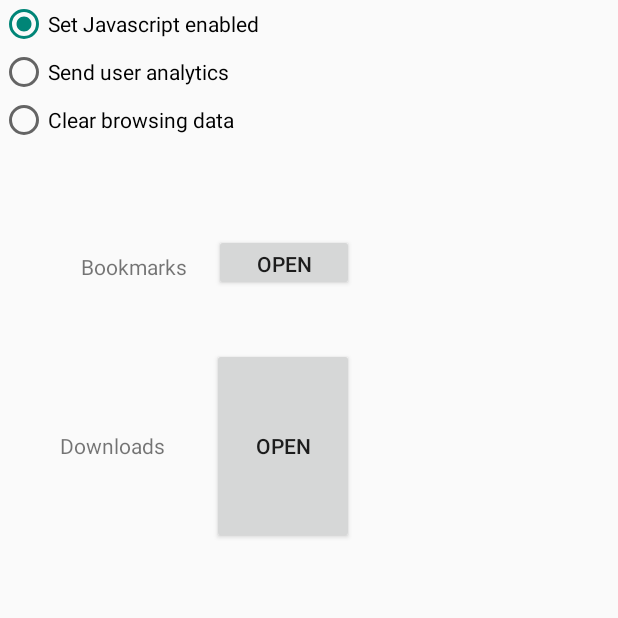
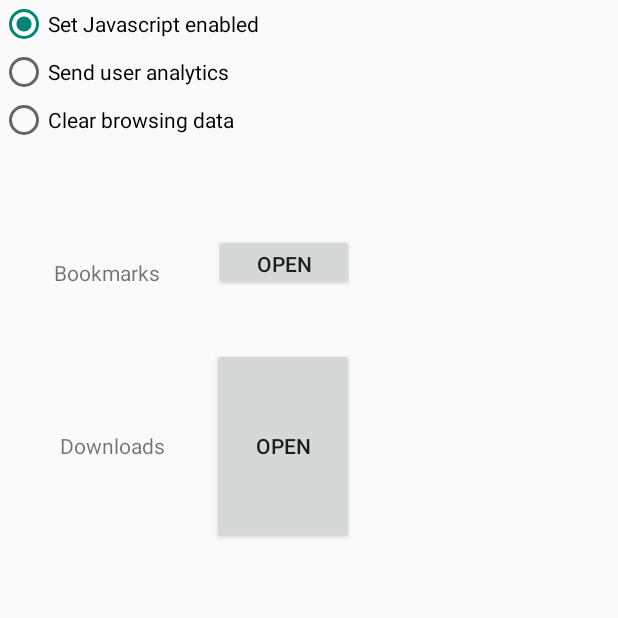
Before and after one commit to satviksinha12/WEBROWSE, an Android app: the MainActivity2 screen opened directly, with no data from a screen before it, on a phone screen of 412 x 824 dp, the top half of it. Run offline under Robolectric (Android 15) with nearby library versions, the phone set to English and light mode, and no system bars.

Commit message:
Added setting page , bookmarks page and Downloads page

```diff
--- a/app/src/main/AndroidManifest.xml
+++ b/app/src/main/AndroidManifest.xml
@@ -14,7 +14,9 @@
         android:roundIcon="@mipmap/ic_launcher_round"
         android:supportsRtl="true"
         android:theme="@style/Theme.AppCompat.Light.NoActionBar">
-        <activity android:name=".MainActivity2"></activity>
+        <activity android:name=".Downloads"></activity>
+        <activity android:name=".Bookmark" />
+        <activity android:name=".MainActivity2" />
         <activity android:name=".MainActivity">
             <intent-filter>
                 <action android:name="android.intent.action.MAIN" />
--- a/app/src/main/java/com/satvik/webrowse/MainActivity2.java
+++ b/app/src/main/java/com/satvik/webrowse/MainActivity2.java
@@ -2,7 +2,10 @@ package com.satvik.webrowse;
 
 import androidx.appcompat.app.AppCompatActivity;
 
+import android.content.Intent;
 import android.os.Bundle;
+import android.view.View;
+import android.widget.Button;
 
 public class MainActivity2 extends AppCompatActivity {
 
@@ -10,5 +13,21 @@ public class MainActivity2 extends AppCompatActivity {
     protected void onCreate(Bundle savedInstanceState) {
         super.onCreate(savedInstanceState);
         setContentView(R.layout.activity_main2);
+        Button book = findViewById(R.id.Bookmark);
+        Button down = findViewById(R.id.Downloads);
+        book.setOnClickListener(new View.OnClickListener() {
+            @Override
+            public void onClick(View view) {
+                Intent j = new Intent(MainActivity2.this,Bookmark.class);
+                startActivity(j);
+            }
+        });
+        down.setOnClickListener(new View.OnClickListener() {
+            @Override
+            public void onClick(View view) {
+                Intent k = new Intent(MainActivity2.this,Downloads.class);
+                startActivity(k);
+            }
+        });
     }
 }
--- a/app/src/main/res/layout/activity_main2.xml
+++ b/app/src/main/res/layout/activity_main2.xml
@@ -12,7 +12,7 @@
         android:layout_height="wrap_content"
         android:layout_marginBottom="136dp"
         android:checkedButton="@+id/radio_button_1"
-        app:layout_constraintBottom_toTopOf="@+id/button3"
+        app:layout_constraintBottom_toTopOf="@+id/Downloads"
         app:layout_constraintEnd_toEndOf="parent"
         app:layout_constraintStart_toStartOf="parent"
         app:layout_constraintTop_toTopOf="parent">
@@ -39,7 +39,7 @@
     </RadioGroup>
 
     <Button
-        android:id="@+id/button2"
+        android:id="@+id/Bookmark"
         android:layout_width="93dp"
         android:layout_height="38dp"
         android:layout_marginTop="60dp"
@@ -53,15 +53,15 @@
         android:id="@+id/textView"
         android:layout_width="wrap_content"
         android:layout_height="wrap_content"
-        android:layout_marginStart="54dp"
-        android:layout_marginLeft="54dp"
-        android:layout_marginTop="168dp"
+        android:layout_marginStart="36dp"
+        android:layout_marginLeft="36dp"
+        android:layout_marginTop="172dp"
         android:text="Bookmarks"
         app:layout_constraintStart_toStartOf="parent"
         app:layout_constraintTop_toTopOf="parent" />
 
     <Button
-        android:id="@+id/button3"
+        android:id="@+id/Downloads"
         android:layout_width="0dp"
         android:layout_height="0dp"
         android:layout_marginEnd="176dp"
@@ -82,8 +82,8 @@
         android:layout_marginEnd="31dp"
         android:layout_marginRight="31dp"
         android:text="Downloads"
-        app:layout_constraintBaseline_toBaselineOf="@+id/button3"
-        app:layout_constraintEnd_toStartOf="@+id/button3"
+        app:layout_constraintBaseline_toBaselineOf="@+id/Downloads"
+        app:layout_constraintEnd_toStartOf="@+id/Downloads"
         app:layout_constraintStart_toStartOf="parent" />
 
     <TextView
```
Also changed, not shown: app/src/main/java/com/satvik/webrowse/Bookmark.java (added, +14 -0 lines), app/src/main/java/com/satvik/webrowse/Downloads.java (added, +14 -0 lines), app/src/main/res/layout/activity_bookmark.xml (added, +9 -0 lines), app/src/main/res/layout/activity_downloads.xml (added, +9 -0 lines), 1 other file.
